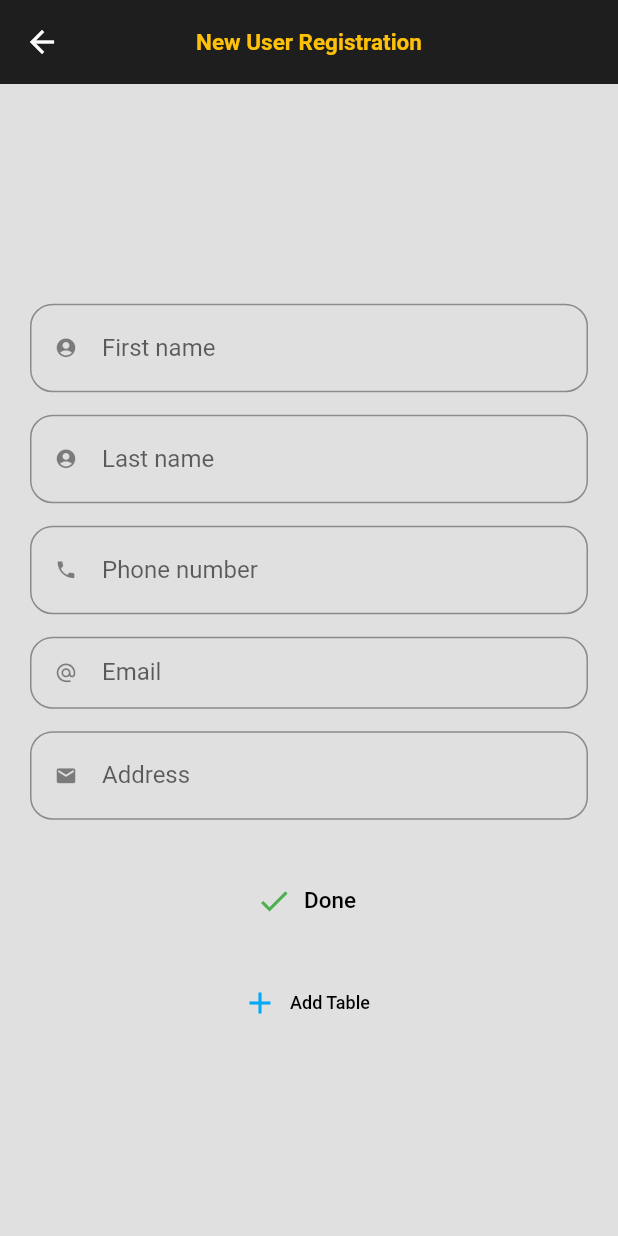
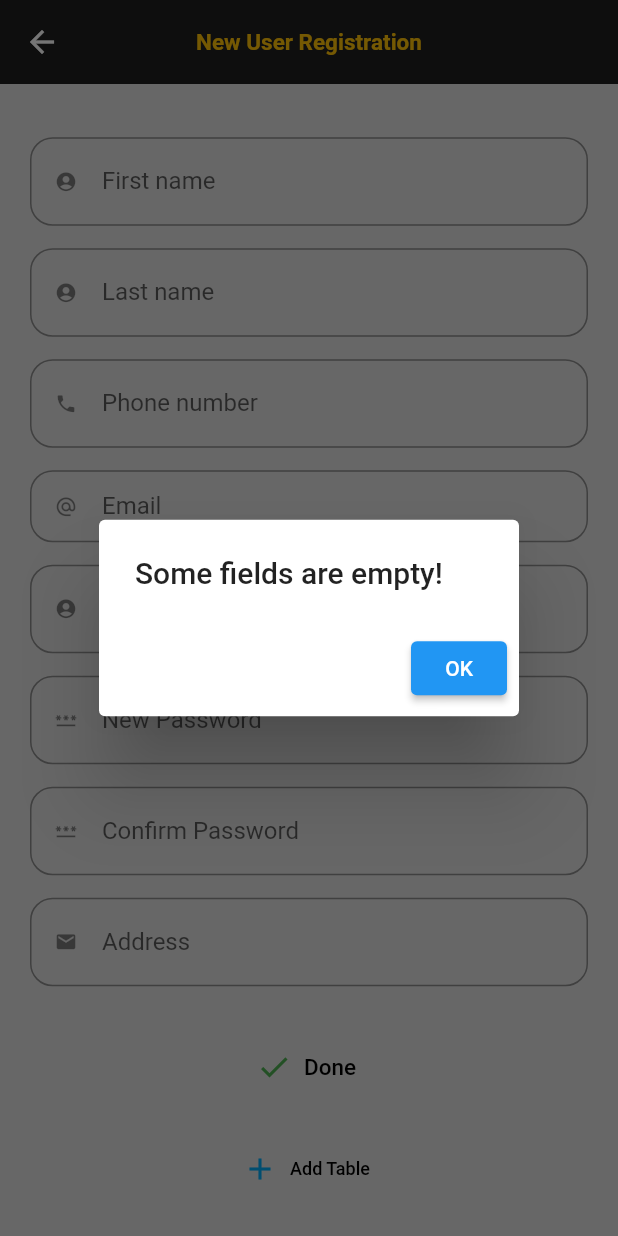
Before and after one commit to Verne-Ian/loanmanagerapp, a Flutter app: the signup screen opened by its route, after a tap on "Done", on a phone screen of 412 x 824 dp. Run offline on Flutter 3.47's test engine with Material 2 defaults, Android fonts, the light colour scheme and no system bars; our stand-ins replace flutter_spinkit; network calls fail.

Commit message:
Trying to fix issues.

```diff
--- a/lib/services/users.dart
+++ b/lib/services/users.dart
@@ -5,8 +5,10 @@ class User{
   var phone_no;
   var email;
   var local_address;
+  var uname;
+  var password;
 
-  User({this.ID, this.first_name, this.last_name, this.phone_no, this.email, this.local_address});
+  User({this.ID, this.first_name, this.last_name, this.phone_no, this.email, this.local_address, this.uname, this.password});
 
   factory User.fromJson(Map<String, dynamic>json){
     return User(
@@ -15,7 +17,9 @@ class User{
       last_name: json['last_name'] as String,
       phone_no: json['phone_no'] as int,
       email: json['email'] as String,
-      local_address: json['local_address'] as String
+      local_address: json['local_address'] as String,
+      uname: json['username'] as String,
+      password: json['pass'] as String
     );
   }
 
--- a/lib/viewPages/Sign_up.dart
+++ b/lib/viewPages/Sign_up.dart
@@ -16,6 +16,9 @@ class _signupState extends State<signup> {
   late TextEditingController _phoneController;
   late TextEditingController _emailController;
   late TextEditingController _addressController;
+  late TextEditingController _newPassController;
+  late TextEditingController _conPassController;
+  late TextEditingController _userController;
 
 
   @override
@@ -26,6 +29,9 @@ class _signupState extends State<signup> {
     _phoneController = TextEditingController();
     _emailController = TextEditingController();
     _addressController = TextEditingController();
+    _newPassController = TextEditingController();
+    _conPassController = TextEditingController();
+    _userController = TextEditingController();
 
   }
   addTable(){
@@ -38,15 +44,52 @@ class _signupState extends State<signup> {
   addUsers(){
     if(_fnameController.text.isEmpty || _lnameController.text.isEmpty || _phoneController.text.isEmpty
         || _emailController.text.isEmpty || _addressController.text.isEmpty){
-      print('Some fields are empty!');
-    }
+      var message = ("Some fields are empty!");
+
+      showDialog(
+        context: context,
+        builder: (BuildContext context) {
+          return AlertDialog(
+            title: Text(message),
+            actions: <Widget>[
+              ElevatedButton(onPressed: () {
+                Navigator.of(context).pop();
+              },
+                child: Text("OK"),
+              ),
+            ],
+          );
+        },
+      );
+
+    }else if(_conPassController.text != _newPassController.text){
+
+    }else{
       Service.addUser(_fnameController.text, _lnameController.text, _phoneController.text,
-        _emailController.text, _addressController.text).then((result){
+        _emailController.text, _addressController.text,_userController.text ,_conPassController.text).then((result){
 
-          if('Action was Successful.' == result){
+          var success = "Success";
+
+        showDialog(
+          context: context,
+          builder: (BuildContext context) {
+            return AlertDialog(
+              title: Text(success),
+              actions: <Widget>[
+                ElevatedButton(onPressed: () {
+                  Navigator.of(context).pop();
+                },
+                  child: Text("OK"),
+                ),
+              ],
+            );
+          },
+        );
+          if('Successful' == result){
             clearFields();
           }
       });
+    }
 
   }
   clearFields(){
@@ -55,6 +98,9 @@ class _signupState extends State<signup> {
     _phoneController.text = '';
     _emailController.text = '';
     _addressController.text = '';
+    _userController.text = '';
+    _newPassController.text = '';
+    _conPassController.text = '';
   }
 
   @override
@@ -157,6 +203,62 @@ class _signupState extends State<signup> {
                 ),
                 const SizedBox(height: 15.0,),
                 TextField(
+                  controller: _userController,
+                  decoration: InputDecoration(
+                      border: OutlineInputBorder(
+                          borderRadius: BorderRadius.circular(15)
+                      ),
+                      prefixIcon: const Icon(
+                        Icons.account_circle,
+                        size: 15.0,
+                      ),
+                      labelText: "Username",
+                      hintText: "ian255",
+                      hintStyle: const TextStyle(
+                          fontSize: 10
+                      )
+                  ),
+                ),
+                const SizedBox(height: 15.0,),
+                TextField(
+                  obscureText: true,
+                  controller: _newPassController,
+                  decoration: InputDecoration(
+                      border: OutlineInputBorder(
+                          borderRadius: BorderRadius.circular(15)
+                      ),
+                      prefixIcon: const Icon(
+                          Icons.password,
+                          size: 15.0
+                      ),
+                      labelText: "New Password",
+                      hintText: "Minimum 8 Characters..",
+                      hintStyle: const TextStyle(
+                          fontSize: 10
+                      )
+                  ),
+                ),
+                const SizedBox(height: 15.0,),
+                TextField(
+                  obscureText: true,
+                  controller: _conPassController,
+                  decoration: InputDecoration(
+                      border: OutlineInputBorder(
+                          borderRadius: BorderRadius.circular(15)
+                      ),
+                      prefixIcon: const Icon(
+                          Icons.password,
+                          size: 15.0
+                      ),
+                      labelText: "Confirm Password",
+                      hintText: "Make sure passwords match...",
+                      hintStyle: const TextStyle(
+                          fontSize: 10
+                      )
+                  ),
+                ),
+                const SizedBox(height: 15.0,),
+                TextField(
                   controller: _addressController,
                   decoration: InputDecoration(
                       border: OutlineInputBorder(
```
Also changed, not shown: 1 other file.
